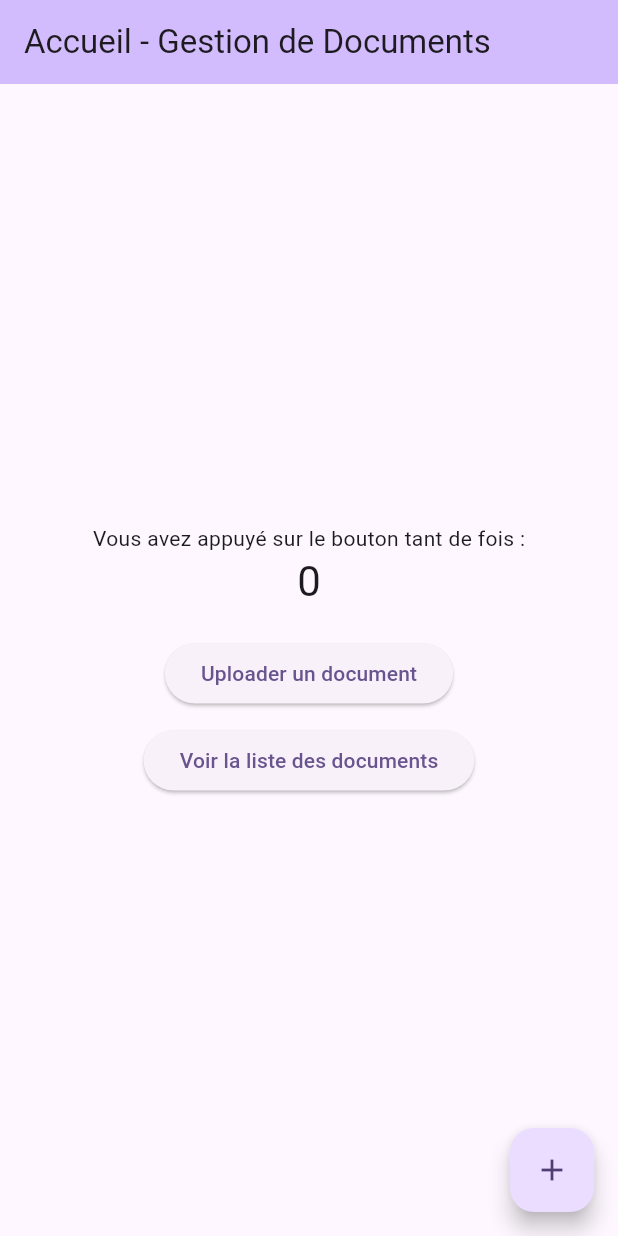
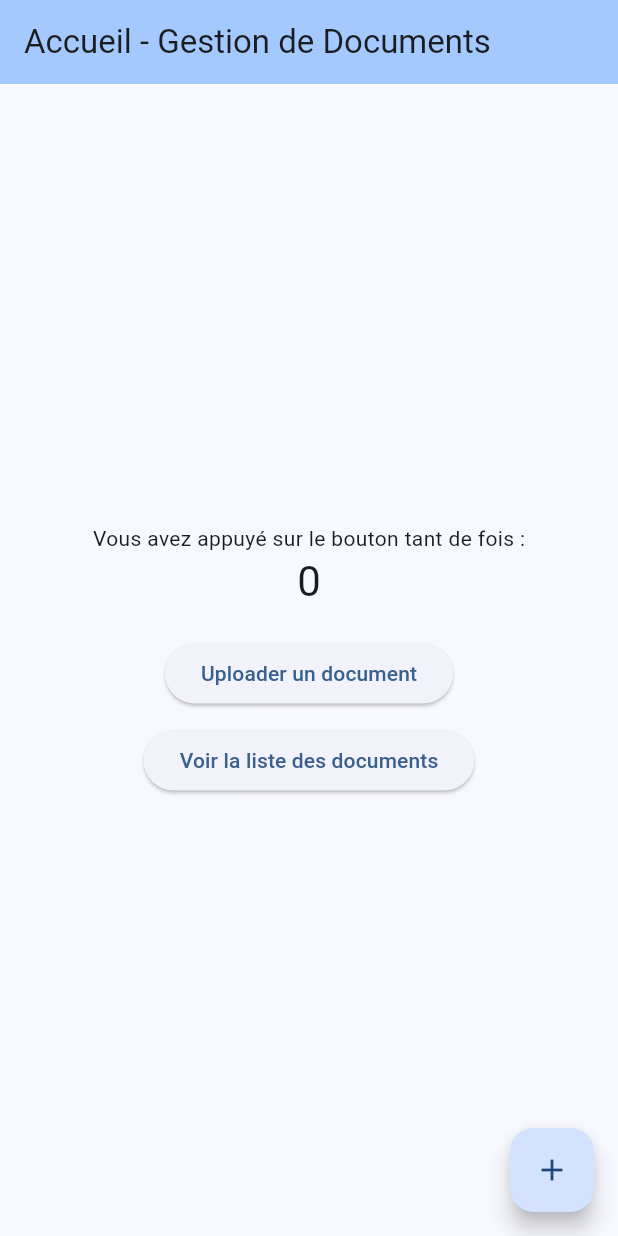
Before and after one commit to Syndraum/safekeeper, a Flutter app: the screen it shows after launch, on a phone screen of 412 x 824 dp. Run offline on Flutter 3.47's test engine with Material 3 defaults, Android fonts, the phone set to English and light mode, and no system bars; our stand-ins replace file_picker, flutter_secure_storage, image_picker, sqflite, sqflite_common_ffi; missing offline and left inert: encrypt, flutter_pdfview, pointycastle; accounts and stored records are empty; statements that could not run were skipped.

Commit message:
change color :art::zap:

```diff
--- a/lib/main.dart
+++ b/lib/main.dart
@@ -25,7 +25,7 @@ class MyApp extends StatelessWidget {
     return MaterialApp(
       title: 'App de Gestion de Documents',
       theme: ThemeData(
-        colorScheme: ColorScheme.fromSeed(seedColor: Colors.deepPurple),
+        colorScheme: ColorScheme.fromSeed(seedColor: const Color.fromARGB(255, 36, 77, 124)),
       ),
       // Définit les routes pour naviguer entre écrans
       routes: {
```
